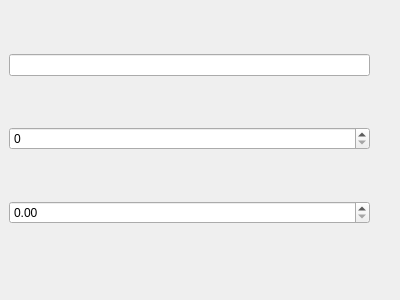
This is src/main.ui in Readon/mvpsample as Qt 5 draws it before an edit. The edited form follows.
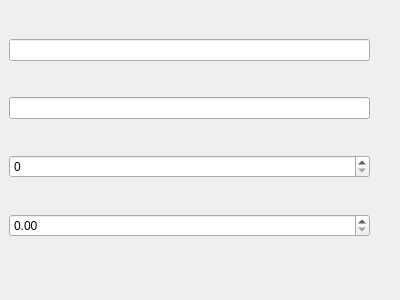
This is the edited form. Custom widgets are drawn as their Qt base class.

The edit to the form file:
```diff
--- a/src/main.ui
+++ b/src/main.ui
@@ -26,6 +26,9 @@
     <item>
      <widget class="CustomLineEdit" name="entry"/>
     </item>
+    <item>
+     <widget class="QLineEdit" name="entry_copy"/>
+    </item>
     <item>
      <widget class="QSpinBox" name="spinbutton"/>
     </item>
```
Left out of the diff: 2 changed lines with no effect on the pictures.
